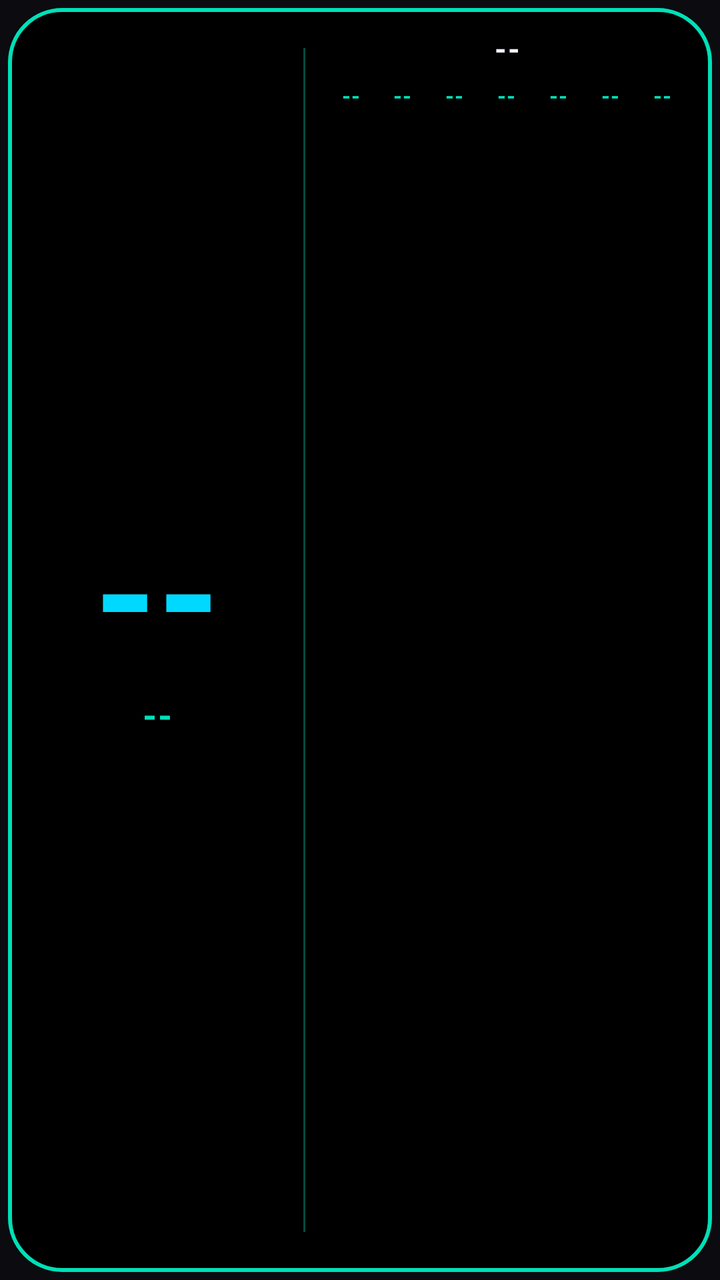
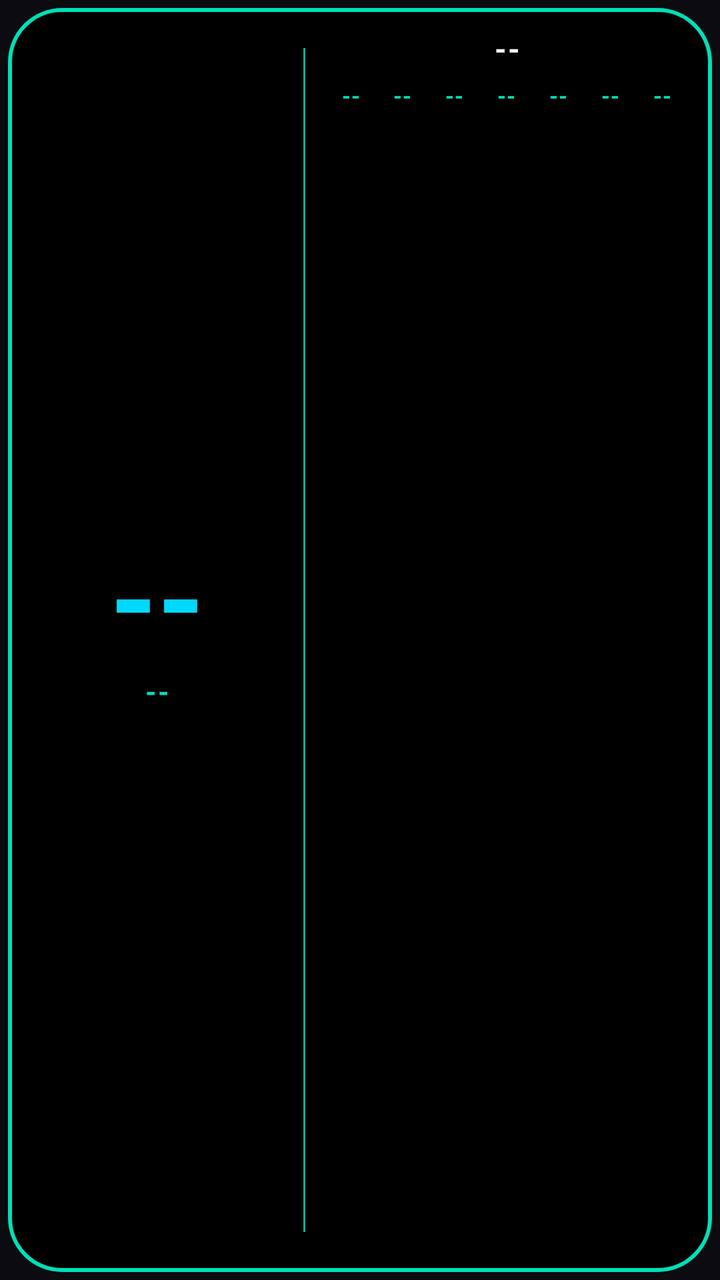

Screens rendered from an Android XML layout before and after an edit, with the pre-edit source and the edit as a unified diff.
<!-- AndroidManifest.xml: application theme Theme.TodayWidget -->
<!-- res/layout/widget_today_calendar.xml -->
<?xml version="1.0" encoding="utf-8"?>
<LinearLayout xmlns:android="http://schemas.android.com/apk/res/android"
    android:id="@+id/comboWidgetRoot"
    android:layout_width="match_parent"
    android:layout_height="match_parent"
    android:orientation="horizontal"
    android:baselineAligned="false"
    android:background="@drawable/widget_outline_background_r26_inset"
    android:paddingTop="14dp"
    android:paddingBottom="14dp"
    android:paddingStart="12dp"
    android:paddingEnd="16dp">

    
    <LinearLayout
        android:layout_width="0dp"
        android:layout_height="match_parent"
        android:layout_weight="0.85"
        android:orientation="vertical"
        android:gravity="center">

        <TextView
            android:id="@+id/comboDayText"
            android:layout_width="wrap_content"
            android:layout_height="wrap_content"
            android:includeFontPadding="false"
            android:textColor="@color/retro_cyan"
            android:textSize="80sp"
            android:textStyle="bold"
            android:text="--" />

        <TextView
            android:id="@+id/comboWeekdayText"
            android:layout_width="wrap_content"
            android:layout_height="wrap_content"
            android:layout_marginTop="2dp"
            android:includeFontPadding="false"
            android:textColor="@color/retro_teal"
            android:textSize="18sp"
            android:textStyle="bold"
            android:letterSpacing="0.04"
            android:singleLine="true"
            android:text="--" />

        
        <TextView
            android:id="@+id/comboWeekText"
            android:layout_width="wrap_content"
            android:layout_height="wrap_content"
            android:layout_marginTop="8dp"
            android:includeFontPadding="false"
            android:textColor="@color/retro_white_dim"
            android:textSize="10sp"
            android:textStyle="bold"
            android:letterSpacing="0.12"
            android:singleLine="true"
            android:text="" />
    </LinearLayout>

    
    <TextView
        android:layout_width="1dp"
        android:layout_height="match_parent"
        android:layout_marginTop="10dp"
        android:layout_marginBottom="10dp"
        android:layout_marginStart="6dp"
        android:layout_marginEnd="10dp"
        android:background="@color/retro_teal_dim" />

    
    <LinearLayout
        android:layout_width="0dp"
        android:layout_height="match_parent"
        android:layout_weight="1.15"
        android:orientation="vertical">

            <TextView
                android:id="@+id/monthTitleText"
                android:layout_width="match_parent"
                android:layout_height="wrap_content"
                android:gravity="center"
                android:textColor="@color/retro_white"
                android:textStyle="bold"
                android:textSize="15sp"
                android:letterSpacing="0.04"
                android:layout_marginBottom="6dp"
                android:text="--" />

            <LinearLayout
                android:layout_width="match_parent"
                android:layout_height="wrap_content"
                android:orientation="horizontal"
                android:layout_marginBottom="2dp">
                <TextView android:id="@+id/header_0" android:layout_width="0dp" android:layout_height="wrap_content" android:layout_weight="1" android:gravity="center" android:textColor="@color/retro_teal" android:textStyle="bold" android:textSize="11sp" android:letterSpacing="0.05" android:text="--" />
                <TextView android:id="@+id/header_1" android:layout_width="0dp" android:layout_height="wrap_content" android:layout_weight="1" android:gravity="center" android:textColor="@color/retro_teal" android:textStyle="bold" android:textSize="11sp" android:letterSpacing="0.05" android:text="--" />
                <TextView android:id="@+id/header_2" android:layout_width="0dp" android:layout_height="wrap_content" android:layout_weight="1" android:gravity="center" android:textColor="@color/retro_teal" android:textStyle="bold" android:textSize="11sp" android:letterSpacing="0.05" android:text="--" />
                <TextView android:id="@+id/header_3" android:layout_width="0dp" android:layout_height="wrap_content" android:layout_weight="1" android:gravity="center" android:textColor="@color/retro_teal" android:textStyle="bold" android:textSize="11sp" android:letterSpacing="0.05" android:text="--" />
                <TextView android:id="@+id/header_4" android:layout_width="0dp" android:layout_height="wrap_content" android:layout_weight="1" android:gravity="center" android:textColor="@color/retro_teal" android:textStyle="bold" android:textSize="11sp" android:letterSpacing="0.05" android:text="--" />
                <TextView android:id="@+id/header_5" android:layout_width="0dp" android:layout_height="wrap_content" android:layout_weight="1" android:gravity="center" android:textColor="@color/retro_teal" android:textStyle="bold" android:textSize="11sp" android:letterSpacing="0.05" android:text="--" />
                <TextView android:id="@+id/header_6" android:layout_width="0dp" android:layout_height="wrap_content" android:layout_weight="1" android:gravity="center" android:textColor="@color/retro_teal" android:textStyle="bold" android:textSize="11sp" android:letterSpacing="0.05" android:text="--" />
            </LinearLayout>

            <LinearLayout android:id="@+id/comboRow0" android:layout_width="match_parent" android:layout_height="0dp" android:layout_weight="1" android:orientation="horizontal">
                <TextView android:id="@+id/cell_0_0" android:layout_width="0dp" android:layout_height="match_parent" android:layout_weight="1" android:gravity="center" android:textColor="@color/retro_white" android:textSize="13sp" android:text="" />
                <TextView android:id="@+id/cell_0_1" android:layout_width="0dp" android:layout_height="match_parent" android:layout_weight="1" android:gravity="center" android:textColor="@color/retro_white" android:textSize="13sp" android:text="" />
                <TextView android:id="@+id/cell_0_2" android:layout_width="0dp" android:layout_height="match_parent" android:layout_weight="1" android:gravity="center" android:textColor="@color/retro_white" android:textSize="13sp" android:text="" />
                <TextView android:id="@+id/cell_0_3" android:layout_width="0dp" android:layout_height="match_parent" android:layout_weight="1" android:gravity="center" android:textColor="@color/retro_white" android:textSize="13sp" android:text="" />
                <TextView android:id="@+id/cell_0_4" android:layout_width="0dp" android:layout_height="match_parent" android:layout_weight="1" android:gravity="center" android:textColor="@color/retro_white" android:textSize="13sp" android:text="" />
                <TextView android:id="@+id/cell_0_5" android:layout_width="0dp" android:layout_height="match_parent" android:layout_weight="1" android:gravity="center" android:textColor="@color/retro_white" android:textSize="13sp" android:text="" />
                <TextView android:id="@+id/cell_0_6" android:layout_width="0dp" android:layout_height="match_parent" android:layout_weight="1" android:gravity="center" android:textColor="@color/retro_white" android:textSize="13sp" android:text="" />
            </LinearLayout>
            <LinearLayout android:id="@+id/comboRow1" android:layout_width="match_parent" android:layout_height="0dp" android:layout_weight="1" android:orientation="horizontal">
                <TextView android:id="@+id/cell_1_0" android:layout_width="0dp" android:layout_height="match_parent" android:layout_weight="1" android:gravity="center" android:textColor="@color/retro_white" android:textSize="13sp" android:text="" />
                <TextView android:id="@+id/cell_1_1" android:layout_width="0dp" android:layout_height="match_parent" android:layout_weight="1" android:gravity="center" android:textColor="@color/retro_white" android:textSize="13sp" android:text="" />
                <TextView android:id="@+id/cell_1_2" android:layout_width="0dp" android:layout_height="match_parent" android:layout_weight="1" android:gravity="center" android:textColor="@color/retro_white" android:textSize="13sp" android:text="" />
                <TextView android:id="@+id/cell_1_3" android:layout_width="0dp" android:layout_height="match_parent" android:layout_weight="1" android:gravity="center" android:textColor="@color/retro_white" android:textSize="13sp" android:text="" />
                <TextView android:id="@+id/cell_1_4" android:layout_width="0dp" android:layout_height="match_parent" android:layout_weight="1" android:gravity="center" android:textColor="@color/retro_white" android:textSize="13sp" android:text="" />
                <TextView android:id="@+id/cell_1_5" android:layout_width="0dp" android:layout_height="match_parent" android:layout_weight="1" android:gravity="center" android:textColor="@color/retro_white" android:textSize="13sp" android:text="" />
                <TextView android:id="@+id/cell_1_6" android:layout_width="0dp" android:layout_height="match_parent" android:layout_weight="1" android:gravity="center" android:textColor="@color/retro_white" android:textSize="13sp" android:text="" />
            </LinearLayout>
            <LinearLayout android:id="@+id/comboRow2" android:layout_width="match_parent" android:layout_height="0dp" android:layout_weight="1" android:orientation="horizontal">
                <TextView android:id="@+id/cell_2_0" android:layout_width="0dp" android:layout_height="match_parent" android:layout_weight="1" android:gravity="center" android:textColor="@color/retro_white" android:textSize="13sp" android:text="" />
                <TextView android:id="@+id/cell_2_1" android:layout_width="0dp" android:layout_height="match_parent" android:layout_weight="1" android:gravity="center" android:textColor="@color/retro_white" android:textSize="13sp" android:text="" />
                <TextView android:id="@+id/cell_2_2" android:layout_width="0dp" android:layout_height="match_parent" android:layout_weight="1" android:gravity="center" android:textColor="@color/retro_white" android:textSize="13sp" android:text="" />
                <TextView android:id="@+id/cell_2_3" android:layout_width="0dp" android:layout_height="match_parent" android:layout_weight="1" android:gravity="center" android:textColor="@color/retro_white" android:textSize="13sp" android:text="" />
                <TextView android:id="@+id/cell_2_4" android:layout_width="0dp" android:layout_height="match_parent" android:layout_weight="1" android:gravity="center" android:textColor="@color/retro_white" android:textSize="13sp" android:text="" />
                <TextView android:id="@+id/cell_2_5" android:layout_width="0dp" android:layout_height="match_parent" android:layout_weight="1" android:gravity="center" android:textColor="@color/retro_white" android:textSize="13sp" android:text="" />
                <TextView android:id="@+id/cell_2_6" android:layout_width="0dp" android:layout_height="match_parent" android:layout_weight="1" android:gravity="center" android:textColor="@color/retro_white" android:textSize="13sp" android:text="" />
            </LinearLayout>
            <LinearLayout android:id="@+id/comboRow3" android:layout_width="match_parent" android:layout_height="0dp" android:layout_weight="1" android:orientation="horizontal">
                <TextView android:id="@+id/cell_3_0" android:layout_width="0dp" android:layout_height="match_parent" android:layout_weight="1" android:gravity="center" android:textColor="@color/retro_white" android:textSize="13sp" android:text="" />
                <TextView android:id="@+id/cell_3_1" android:layout_width="0dp" android:layout_height="match_parent" android:layout_weight="1" android:gravity="center" android:textColor="@color/retro_white" android:textSize="13sp" android:text="" />
                <TextView android:id="@+id/cell_3_2" android:layout_width="0dp" android:layout_height="match_parent" android:layout_weight="1" android:gravity="center" android:textColor="@color/retro_white" android:textSize="13sp" android:text="" />
                <TextView android:id="@+id/cell_3_3" android:layout_width="0dp" android:layout_height="match_parent" android:layout_weight="1" android:gravity="center" android:textColor="@color/retro_white" android:textSize="13sp" android:text="" />
                <TextView android:id="@+id/cell_3_4" android:layout_width="0dp" android:layout_height="match_parent" android:layout_weight="1" android:gravity="center" android:textColor="@color/retro_white" android:textSize="13sp" android:text="" />
                <TextView android:id="@+id/cell_3_5" android:layout_width="0dp" android:layout_height="match_parent" android:layout_weight="1" android:gravity="center" android:textColor="@color/retro_white" android:textSize="13sp" android:text="" />
                <TextView android:id="@+id/cell_3_6" android:layout_width="0dp" android:layout_height="match_parent" android:layout_weight="1" android:gravity="center" android:textColor="@color/retro_white" android:textSize="13sp" android:text="" />
            </LinearLayout>
            <LinearLayout android:id="@+id/comboRow4" android:layout_width="match_parent" android:layout_height="0dp" android:layout_weight="1" android:orientation="horizontal">
                <TextView android:id="@+id/cell_4_0" android:layout_width="0dp" android:layout_height="match_parent" android:layout_weight="1" android:gravity="center" android:textColor="@color/retro_white" android:textSize="13sp" android:text="" />
                <TextView android:id="@+id/cell_4_1" android:layout_width="0dp" android:layout_height="match_parent" android:layout_weight="1" android:gravity="center" android:textColor="@color/retro_white" android:textSize="13sp" android:text="" />
                <TextView android:id="@+id/cell_4_2" android:layout_width="0dp" android:layout_height="match_parent" android:layout_weight="1" android:gravity="center" android:textColor="@color/retro_white" android:textSize="13sp" android:text="" />
                <TextView android:id="@+id/cell_4_3" android:layout_width="0dp" android:layout_height="match_parent" android:layout_weight="1" android:gravity="center" android:textColor="@color/retro_white" android:textSize="13sp" android:text="" />
                <TextView android:id="@+id/cell_4_4" android:layout_width="0dp" android:layout_height="match_parent" android:layout_weight="1" android:gravity="center" android:textColor="@color/retro_white" android:textSize="13sp" android:text="" />
                <TextView android:id="@+id/cell_4_5" android:layout_width="0dp" android:layout_height="match_parent" android:layout_weight="1" android:gravity="center" android:textColor="@color/retro_white" android:textSize="13sp" android:text="" />
                <TextView android:id="@+id/cell_4_6" android:layout_width="0dp" android:layout_height="match_parent" android:layout_weight="1" android:gravity="center" android:textColor="@color/retro_white" android:textSize="13sp" android:text="" />
            </LinearLayout>
            <LinearLayout android:id="@+id/comboRow5" android:layout_width="match_parent" android:layout_height="0dp" android:layout_weight="1" android:orientation="horizontal">
                <TextView android:id="@+id/cell_5_0" android:layout_width="0dp" android:layout_height="match_parent" android:layout_weight="1" android:gravity="center" android:textColor="@color/retro_white" android:textSize="13sp" android:text="" />
                <TextView android:id="@+id/cell_5_1" android:layout_width="0dp" android:layout_height="match_parent" android:layout_weight="1" android:gravity="center" android:textColor="@color/retro_white" android:textSize="13sp" android:text="" />
                <TextView android:id="@+id/cell_5_2" android:layout_width="0dp" android:layout_height="match_parent" android:layout_weight="1" android:gravity="center" android:textColor="@color/retro_white" android:textSize="13sp" android:text="" />
                <TextView android:id="@+id/cell_5_3" android:layout_width="0dp" android:layout_height="match_parent" android:layout_weight="1" android:gravity="center" android:textColor="@color/retro_white" android:textSize="13sp" android:text="" />
                <TextView android:id="@+id/cell_5_4" android:layout_width="0dp" android:layout_height="match_parent" android:layout_weight="1" android:gravity="center" android:textColor="@color/retro_white" android:textSize="13sp" android:text="" />
                <TextView android:id="@+id/cell_5_5" android:layout_width="0dp" android:layout_height="match_parent" android:layout_weight="1" android:gravity="center" android:textColor="@color/retro_white" android:textSize="13sp" android:text="" />
                <TextView android:id="@+id/cell_5_6" android:layout_width="0dp" android:layout_height="match_parent" android:layout_weight="1" android:gravity="center" android:textColor="@color/retro_white" android:textSize="13sp" android:text="" />
            </LinearLayout>
    </LinearLayout>

</LinearLayout>
<!-- resources referenced by this layout -->
<resources>
  <color name="retro_cyan">#00D9FF</color>
  <color name="retro_teal">#00E0B8</color>
  <color name="retro_teal_dim">#5900E0B8</color>
  <color name="retro_white">#F5F5FF</color>
  <color name="retro_white_dim">#8C8C99</color>
  <!-- drawable widget_outline_background_r26_inset (drawable) -->
  <?xml version="1.0" encoding="utf-8"?>
  <layer-list xmlns:android="http://schemas.android.com/apk/res/android">
      <item
          android:drawable="@drawable/widget_outline_background_r26"
          android:left="4dp"
          android:top="4dp"
          android:right="4dp"
          android:bottom="4dp" />
  </layer-list>
  <style name="Theme.TodayWidget" parent="Theme.MaterialComponents.NoActionBar">
          <item name="colorPrimary">@color/retro_teal</item>
          <item name="colorPrimaryDark">@color/black</item>
          <item name="colorAccent">@color/retro_cyan</item>
          <item name="android:windowBackground">@color/widget_bg</item>
          <item name="android:textColorPrimary">@color/retro_white</item>
          <item name="android:textColorSecondary">@color/retro_white</item>
      </style>
  <!-- drawable widget_outline_background_r26 (drawable) -->
  <?xml version="1.0" encoding="utf-8"?>
  <layer-list xmlns:android="http://schemas.android.com/apk/res/android">
      <item>
          <shape android:shape="rectangle">
              <solid android:color="@color/black" />
              <corners android:radius="26dp" />
          </shape>
      </item>
      <item>
          <shape android:shape="rectangle">
              <stroke
                  android:width="2dp"
                  android:color="@color/retro_teal" />
              <corners android:radius="26dp" />
          </shape>
      </item>
  </layer-list>
  <color name="black">#000000</color>
  <color name="widget_bg">#0B0B10</color>
</resources>

<!-- the commit's change to res/layout/widget_today_calendar.xml (unified diff, before → after) -->
@@ -25,7 +25,7 @@
             android:layout_height="wrap_content"
             android:includeFontPadding="false"
             android:textColor="@color/retro_cyan"
-            android:textSize="80sp"
+            android:textSize="60sp"
             android:textStyle="bold"
             android:text="--" />
 
@@ -36,7 +36,7 @@
             android:layout_marginTop="2dp"
             android:includeFontPadding="false"
             android:textColor="@color/retro_teal"
-            android:textSize="18sp"
+            android:textSize="14sp"
             android:textStyle="bold"
             android:letterSpacing="0.04"
             android:singleLine="true"
<!-- resource entries referenced after the edit -->
@@ -2,7 +2,7 @@
 <resources>
   <color name="retro_cyan">#00D9FF</color>
   <color name="retro_teal">#00E0B8</color>
-  <color name="retro_teal_dim">#5900E0B8</color>
+  <color name="retro_teal_dim">#CC00E0B8</color>
   <color name="retro_white">#F5F5FF</color>
   <color name="retro_white_dim">#8C8C99</color>
   <!-- drawable widget_outline_background_r26_inset (drawable) -->
